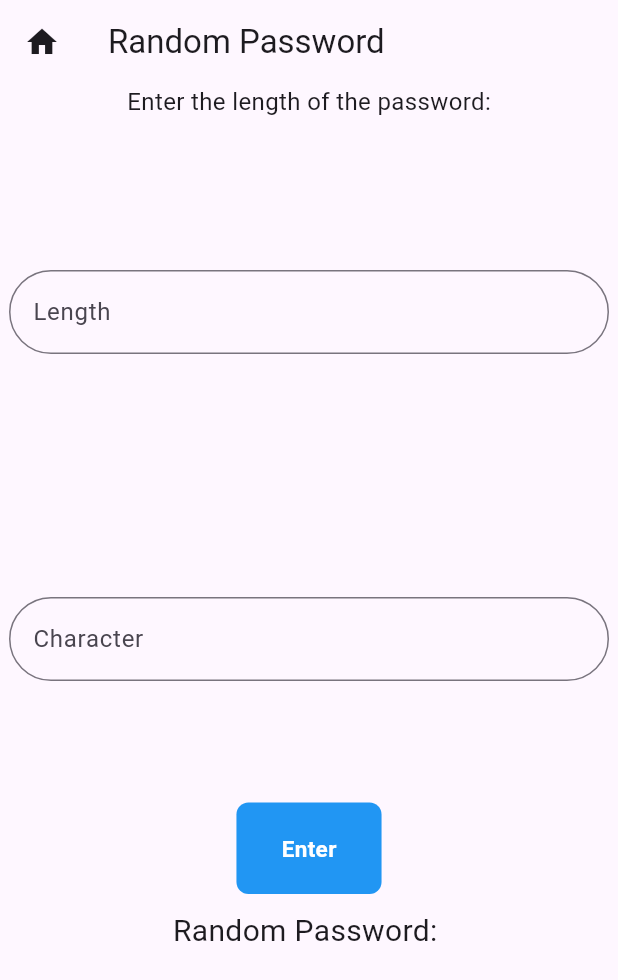
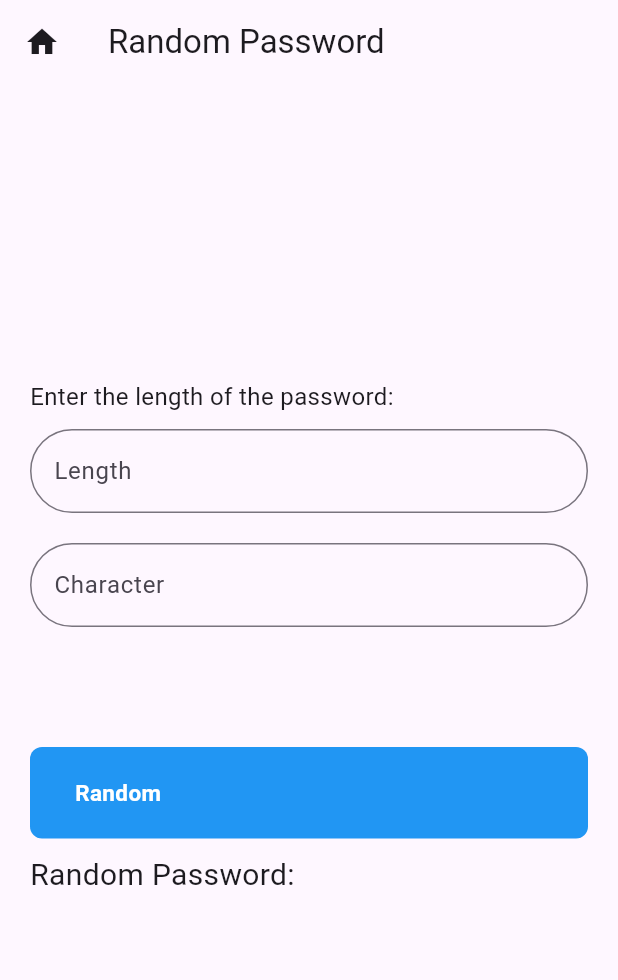
Before and after one commit to Alan-Allen/NSRC_54_Flutter_School, a Flutter app: the screen it shows after launch, after a tap on "Random Password", on a phone screen of 412 x 824 dp. Shown: the top 980 px of the screen. Run offline on Flutter 3.47's test engine with Material 3 defaults, Android fonts, the light colour scheme and no system bars; our stand-ins replace sqflite; accounts and stored records are empty.

Commit message:
school-2024/3/11/01:17

```diff
--- a/lib/screens/Password_screen.dart
+++ b/lib/screens/Password_screen.dart
@@ -4,7 +4,7 @@ import 'dart:math';
 import 'package:password5_54/component/common_drawer.dart';
 
 class PasswordScreen extends StatefulWidget {
-  const PasswordScreen({super.key});
+  const PasswordScreen({Key? key});
 
   @override
   _PasswordScreenState createState() => _PasswordScreenState();
@@ -17,12 +17,10 @@ class _PasswordScreenState extends State<PasswordScreen> {
 
   @override
   Widget build(BuildContext context) {
-    return MaterialApp(
-      title: 'Random Password',
-      home: Scaffold(
+    return Scaffold(
       appBar: AppBar(
         leading: IconButton(
-            icon: const Icon(Icons.home), // 使用home图标作为返回主页按钮
+          icon: const Icon(Icons.home),
           onPressed: () {
             Navigator.pushNamed(context, '/');
             print('Back to home');
@@ -30,23 +28,18 @@ class _PasswordScreenState extends State<PasswordScreen> {
         ),
         title: const Text('Random Password'),
       ),
-        body: Column(
+      body: Padding(
+        padding: const EdgeInsets.all(20.0),
+        child: Column(
           mainAxisAlignment: MainAxisAlignment.center,
+          crossAxisAlignment: CrossAxisAlignment.stretch,
           children: [
-            const Center(
-              child: Padding(
-                padding: EdgeInsets.only(bottom: 20.0),
-                child: Text(
+            const Text(
               'Enter the length of the password:',
               style: TextStyle(fontSize: 16.0),
             ),
-              ),
-            ),
-            Expanded(
-              child: Center(
-                child: SizedBox(
-                  width: 400,
-                  child: TextField(
+            const SizedBox(height: 10),
+            TextField(
               controller: _lengthController,
               decoration: InputDecoration(
                 hintText: 'Enter length',
@@ -57,17 +50,11 @@ class _PasswordScreenState extends State<PasswordScreen> {
                 ),
               ),
             ),
-                ),
-              ),
-            ),
-            Expanded(
-              child: Center(
-                child: SizedBox(
-                  width: 400,
-                  child: TextField(
+            const SizedBox(height: 20),
+            TextField(
               controller: _characterController,
               decoration: InputDecoration(
-                      hintText: 'Enter Character',
+                hintText: 'Enter Character (optional)',
                 labelText: 'Character',
                 border: OutlineInputBorder(
                   borderSide: const BorderSide(width: 3, color: Colors.greenAccent),
@@ -75,37 +62,34 @@ class _PasswordScreenState extends State<PasswordScreen> {
                 ),
               ),
             ),
-                ),
-              ),
-            ),
+            const SizedBox(height: 80),
             CustomButton(
               onPressed: () {
                 print('Create Button Pressed');
                 String length = _lengthController.text;
                 String character = _characterController.text;
-                if(character == '') {
-                  character = 'abcdefghijklmnopqrstuvwxyzABCDEFGHIJKLMNOPQRSTUVWXYZ0123456789!@#\$%^&*()-_=+';
+                if (character.isEmpty) {
+                  character =
+                  'abcdefghijklmnopqrstuvwxyzABCDEFGHIJKLMNOPQRSTUVWXYZ0123456789!@#\$%^&*()-_=+';
                 }
                 int passwordLength = int.tryParse(length) ?? 8;
                 setState(() {
-                  _generatedPassword = Password(passwordLength, allowedCharacters: character);
-                  print('length: $length, character: $character, password: $_generatedPassword');
+                  _generatedPassword = generatePassword(passwordLength, allowedCharacters: character);
+                  print('Length: $length, Character: $character, Password: $_generatedPassword');
                 });
               },
-              text: 'Enter',
+              text: 'Random',
               color: Colors.blue,
               textColor: Colors.white,
               width: 30,
               height: 20,
             ),
             const SizedBox(height: 10),
-            Expanded(
-              child: Text(
+            Text(
               'Random Password: \n $_generatedPassword',
               style: const TextStyle(
                 fontSize: 20,
                 fontWeight: FontWeight.normal,
-                ),
               ),
             ),
           ],
@@ -114,7 +98,7 @@ class _PasswordScreenState extends State<PasswordScreen> {
     );
   }
 
-  String Password(int length, {String? allowedCharacters}) {
+  String generatePassword(int length, {String? allowedCharacters}) {
     allowedCharacters ??= '';
     Random random = Random();
     String password = '';
```
Also changed, not shown: lib/DB/DBHelper.dart (+20 -1 lines), lib/screens/AccountScreen.dart (+34 -7 lines). Lines whose indentation alone changed are shown as unchanged.
